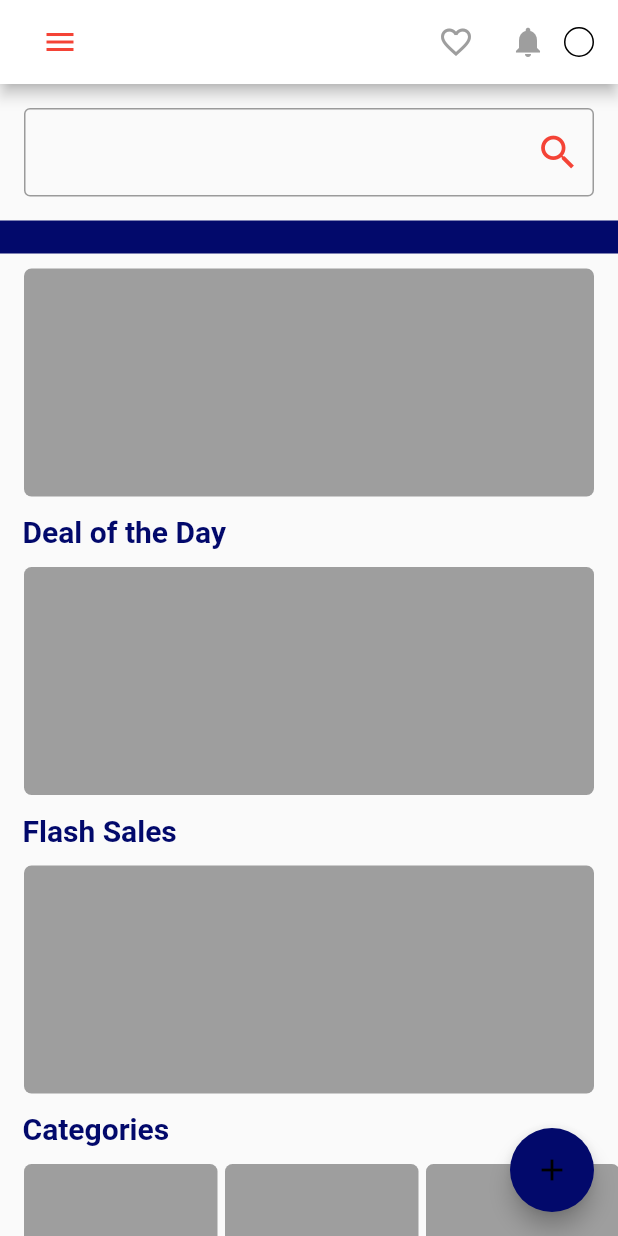
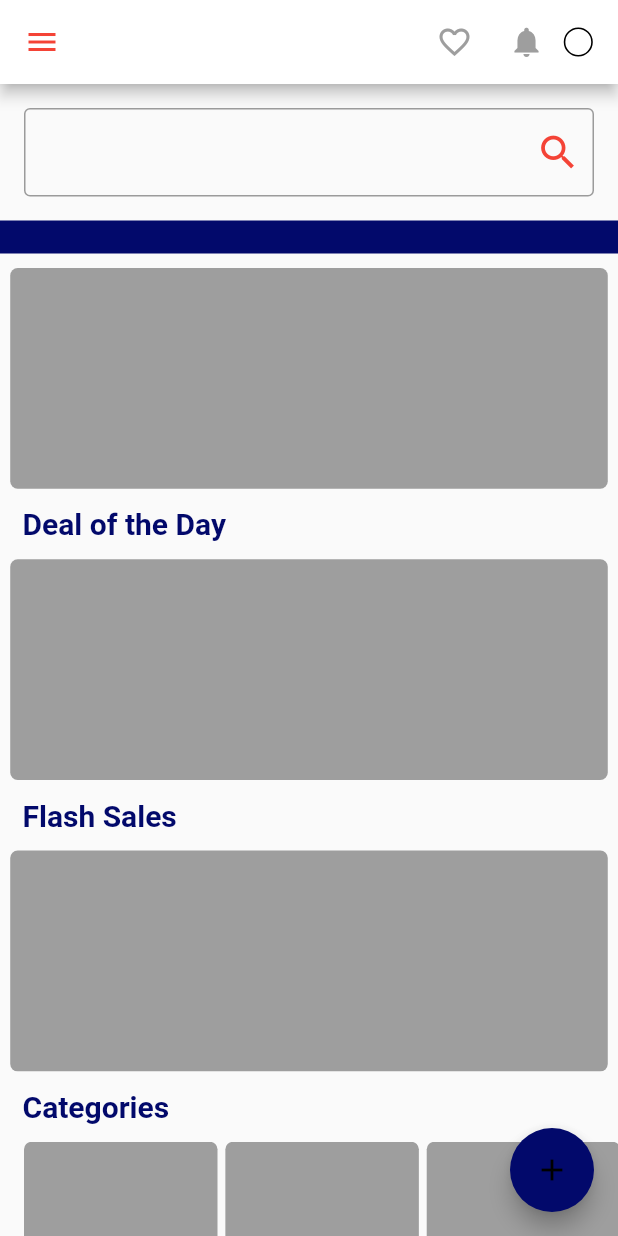
Before and after one commit to premkhandelwal/fresh_factory, a Flutter app: the screen it shows after launch, after a tap on "Home Page", on a phone screen of 412 x 824 dp. Run offline on Flutter 3.47's test engine with Material 2 defaults, Android fonts, the light colour scheme and no system bars; our stand-ins replace bloc, flutter_bloc, flutter_fortune_wheel, flutter_screenutil; network calls fail.

Commit message:
Added screen utils

```diff
--- a/lib/data/dataProviders/auth_provider.dart
+++ b/lib/data/dataProviders/auth_provider.dart
@@ -12,7 +12,7 @@ class AuthProvider {
           'Authorization': "Bearer " + user.authToken!
         },
         body: user.toJson());
-    if (res.statusCode == 200) {
+    if (res.statusCode == 201) {
       return "Success";
     } else if (res.statusCode == 401) {
       return "UnAuthorized";
@@ -28,6 +28,8 @@ class AuthProvider {
           'Content-Type': 'application/json; charset=UTF-8',
         },
         body: user.toJson());
+    print(res.body);
+    /* "{"status":200,"payload":{"id":10,"password":"pbkdf2_sha256$260000$Zvi2pH5juwyDBTHUVgaKC1$bCWwS7LTBdG/jZ8NTYMoxNE50k55C9u8e96BHScA4NM=","last_login":null,"is_superuser":false,"username":"8796440748","first_name":"","last_name":"","email":"","is_staff":false,"is_active":true,"date_joined":"2022-03-20T05:13:38.306734Z","groups":[],"user_permissions":[]},"refresh":"eyJ0eXAiOiJKV1QiLCJhbGciOiJIUzI1NiJ9.eyJ0b2tlbl90eXBlIjoicmVmcmVzaCIsImV4cCI6MTY0NzgzOTYxOSwiaWF0IjoxNjQ3NzUzMjE5LCJqdGkiOiJhNzFlMDgxNmJjOGQ0NTA3YmNkZGFmZWVkMjIzYWFmMCIsInVzZXJfaWQiOjEwfQ.jeslduLReWvusDUvwuqOLngEguu49DQ2LJ5NeqLlBM0","access":"eyJ0eXAiOiJKV1QiLCJhbGciOiJIUzI1NiJ9.eyJ0b2tlbl90eXBlIjoiYWNjZXNzIiwiZXhwIjoxNjQ3NzUzODE5LCJpYXQiOjE2NDc3NTMyMTksImp0aSI6Ijc2ZWVjMjY3YmI4ZTQzNDlhNmRjODRmOThmZjgwZWEzIiwidXNlcl9pZCI6MTB9.lGHK3AlQ6nmE0cY2aDLzGnj7uvh7h1MXIplgEpp9wkk","message":"Your data is saved"}" */
     return res.statusCode == 200;
   }
 }
--- a/lib/main.dart
+++ b/lib/main.dart
@@ -1,5 +1,6 @@
 import 'package:flutter/material.dart';
 import 'package:flutter_bloc/flutter_bloc.dart';
+import 'package:flutter_screenutil/flutter_screenutil.dart';
 
 import 'package:fresh/businessLogic/blocs/auth/auth_bloc.dart';
 import 'package:fresh/data/dataProviders/auth_provider.dart';
@@ -23,6 +24,9 @@ class MyApp extends StatelessWidget {
 
   @override
   Widget build(BuildContext context) {
+    return ScreenUtilInit(
+      designSize: const Size(393, 851), //Redmi Note 7
+      builder: () {
         return MultiBlocProvider(
           providers: [
            BlocProvider(
@@ -39,6 +43,8 @@ class MyApp extends StatelessWidget {
               //0xFF0D47A1
               home: const NewWidget(),
             ),
+        );
+      }
     );
   }
 }
--- a/lib/presentation/screens/home/app_bar_widgets_home.dart
+++ b/lib/presentation/screens/home/app_bar_widgets_home.dart
@@ -1,4 +1,5 @@
 import 'package:flutter/material.dart';
+import 'package:flutter_screenutil/flutter_screenutil.dart';
 
 class AppBarWidgets extends StatelessWidget {
   const AppBarWidgets({
@@ -8,14 +9,9 @@ class AppBarWidgets extends StatelessWidget {
   @override
   Widget build(BuildContext context) {
     return Row(
-      mainAxisAlignment: MainAxisAlignment.spaceBetween,
+      mainAxisAlignment: MainAxisAlignment.end,
       children: [
-        IconButton(
-          onPressed: () {},
-          icon: const Icon(Icons.menu),
-        ),
-        Row(
-          children: [
+
         IconButton(
             onPressed: () {},
             icon: const Icon(
@@ -29,15 +25,13 @@ class AppBarWidgets extends StatelessWidget {
               color: Colors.grey,
             )),
         Container(
-              height: 20,
-              width: 20,
+          height: 20.h,
+          width: 20.w,
           decoration: BoxDecoration(
               shape: BoxShape.circle,
               border: Border.all(
-                    width: 1,
+                width: 1.w,
               )),
-            ),
-          ],
         )
       ],
     );
--- a/lib/presentation/screens/home/home_screen.dart
+++ b/lib/presentation/screens/home/home_screen.dart
@@ -1,4 +1,5 @@
 import 'package:flutter/material.dart';
+import 'package:flutter_screenutil/flutter_screenutil.dart';
 import 'package:fresh/presentation/screens/home/app_bar_widgets_home.dart';
 import 'package:fresh/presentation/utils/custom_header_widget.dart';
 import 'package:fresh/presentation/widgets/home/brands_widget.dart';
@@ -10,12 +11,44 @@ class HomePage extends StatelessWidget {
   @override
   Widget build(BuildContext context) {
     return Scaffold(
-      // drawer: Container(),
-
+      drawer: Drawer(
+          child: ListView(
+        children: [
+          SizedBox(
+            height: 177.h,
+            width: 318.w,
+            child: DrawerHeader(
+              child: Align(
+                alignment: Alignment.centerLeft,
+                child: Column(
+                  children: [
+                    Container(
+                      height: 76.h,
+                      width: 76.w,
+                      decoration: const BoxDecoration(
+                          color: Colors.grey, shape: BoxShape.circle),
+                    ),
+                    SizedBox(height: 10.h),
+                    Text(
+                      'Anna Deo',
+                      style: TextStyle(fontSize: 22),
+                    ),
+                    SizedBox(height: 10.h),
+                    Text(
+                      "Annadeo@gmail.com",
+                      style: TextStyle(color: Colors.pink),
+                    )
+                  ],
+                ),
+              ),
+            ),
+          )
+        ],
+      )),
       appBar: AppBar(
         backgroundColor: Colors.white,
         foregroundColor: Colors.red,
-        automaticallyImplyLeading: false,
+        // automaticallyImplyLeading: false,
         title: const AppBarWidgets(),
       ),
       body: SingleChildScrollView(
@@ -44,20 +77,20 @@ class HomePage extends StatelessWidget {
                 style: TextStyle(color: Colors.white, fontSize: 12),
               ),
             ),
-            const SizedBox(height: 10),
+            SizedBox(height: 10.h),
             Container(
-                height: 152,
-                width: 380,
+                height: 152.h,
+                width: 380.w,
                 decoration: const BoxDecoration(
                     color: Colors.grey,
                     borderRadius: BorderRadius.all(Radius.circular(5)))),
-            // const SizedBox(height: 10),
+            // const SizedBox(height: 10).h,
             const CustomHeaderWidget(
               title: "Deal of the Day",
             ),
             Container(
-              height: 152,
-              width: 380,
+              height: 152.h,
+              width: 380.w,
               decoration: const BoxDecoration(
                 color: Colors.grey,
                 borderRadius: BorderRadius.all(
@@ -69,8 +102,8 @@ class HomePage extends StatelessWidget {
               title: "Flash Sales",
             ),
             Container(
-                height: 152,
-                width: 380,
+                height: 152.h,
+                width: 380.w,
                 decoration: const BoxDecoration(
                     color: Colors.grey,
                     borderRadius: BorderRadius.all(Radius.circular(5)))),
@@ -82,11 +115,11 @@ class HomePage extends StatelessWidget {
               child: SingleChildScrollView(
                 scrollDirection: Axis.horizontal,
                 child: Row(
-                  children: const [
+                  children:  [
                     CategoriesWidget(),
-                    SizedBox(width: 5),
+                    SizedBox(width: 5.w),
                     CategoriesWidget(),
-                    SizedBox(width: 5),
+                    SizedBox(width: 5.w),
                     CategoriesWidget(),
                   ],
                 ),
@@ -100,13 +133,13 @@ class HomePage extends StatelessWidget {
               child: SingleChildScrollView(
                 scrollDirection: Axis.horizontal,
                 child: Row(
-                  children: const [
+                  children:  [
                     BrandsWidget(),
-                    SizedBox(width: 7),
+                    SizedBox(width: 7.w),
                     BrandsWidget(),
-                    SizedBox(width: 7),
+                    SizedBox(width: 7.w),
                     BrandsWidget(),
-                    SizedBox(width: 7),
+                    SizedBox(width: 7.w),
                     BrandsWidget(),
                   ],
                 ),
@@ -120,13 +153,13 @@ class HomePage extends StatelessWidget {
               child: SingleChildScrollView(
                 scrollDirection: Axis.horizontal,
                 child: Row(
-                  children: const [
+                  children:  [
                     FeaturedProductsWidget(),
-                    SizedBox(width: 7),
+                    SizedBox(width: 7.w),
                     FeaturedProductsWidget(),
-                    SizedBox(width: 7),
+                    SizedBox(width: 7.w),
                     FeaturedProductsWidget(),
-                    SizedBox(width: 7),
+                    SizedBox(width: 7.w),
                   ],
                 ),
               ),
@@ -135,12 +168,12 @@ class HomePage extends StatelessWidget {
               title: "Testimonial",
             ),
             Container(
-                height: 142,
-                width: 380,
+                height: 142.h,
+                width: 380.w,
                 decoration: const BoxDecoration(
                     color: Colors.grey,
                     borderRadius: BorderRadius.all(Radius.circular(5)))),
-            const SizedBox(height: 10),
+            SizedBox(height: 10.h),
           ],
         ),
       ),
--- a/pubspec.yaml
+++ b/pubspec.yaml
@@ -32,7 +32,9 @@ dependencies:
     sdk: flutter
   flutter_bloc: ^8.0.1
   flutter_fortune_wheel: ^1.2.0
+  flutter_screenutil: ^5.3.1
   http: ^0.13.4
+  screen_utils: ^0.0.1
 
 dev_dependencies:
   flutter_launcher_icons: "^0.9.2"
```
Also changed, not shown: lib/presentation/screens/auth/forgot_password_screen.dart (+7 -6 lines), lib/presentation/screens/auth/login.dart (+10 -9 lines), lib/presentation/screens/auth/setPassword.dart (+11 -10 lines), lib/presentation/screens/auth/signup.dart (+13 -12 lines), lib/presentation/screens/auth/veriify.dart (+7 -6 lines), lib/presentation/screens/home/referral_wallet.dart (+20 -17 lines), lib/presentation/screens/payments/bank_details.dart (+8 -7 lines), lib/presentation/screens/payments/payment_method_screen.dart (+14 -13 lines), pubspec.lock. Lines whose indentation alone changed are shown as unchanged.
